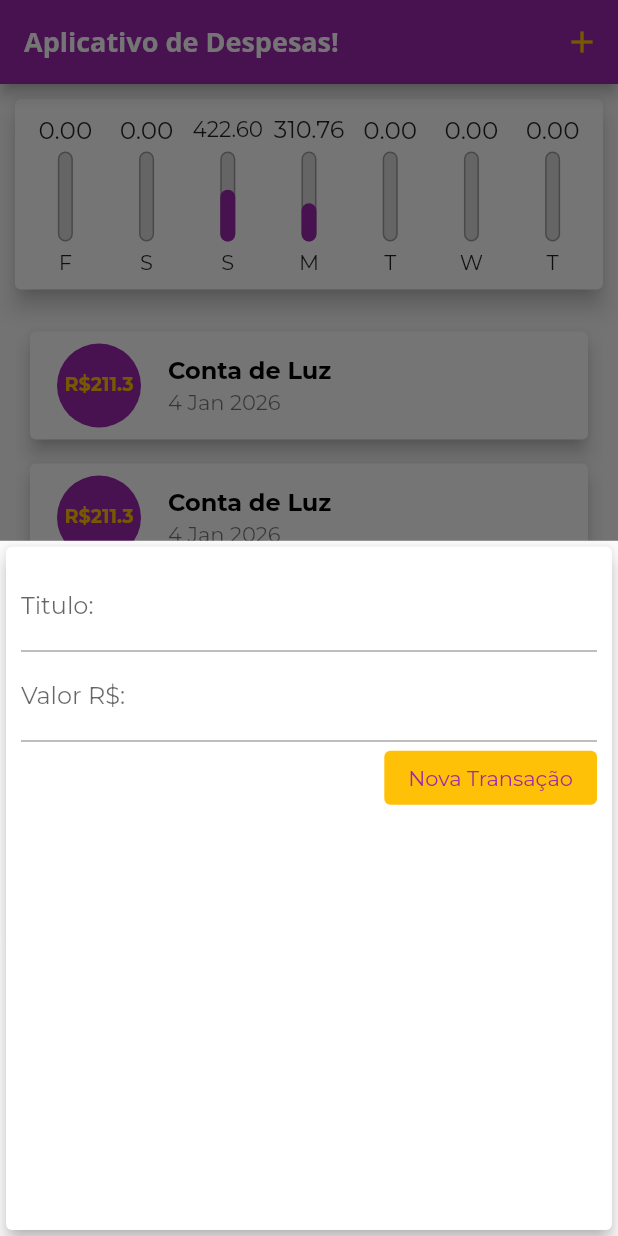
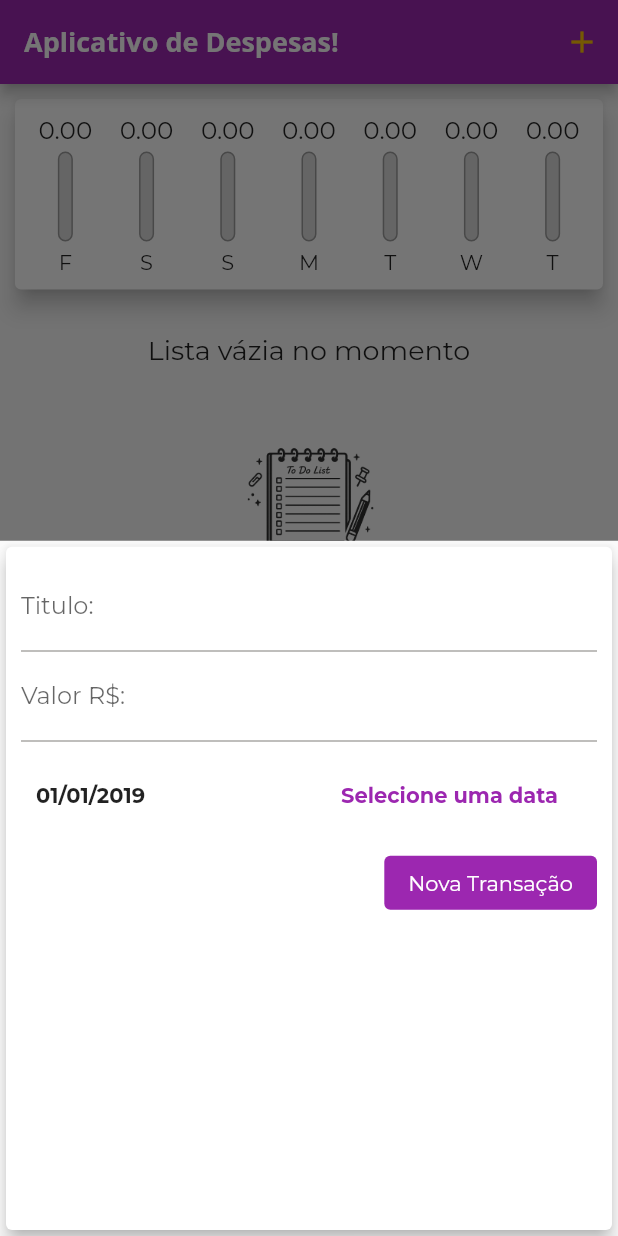
Before and after one commit to nectweb/curso-app-despesesas-flutter, a Flutter app: the screen it shows after launch, after a tap on the "add" icon, on a phone screen of 412 x 824 dp. Run offline on Flutter 3.47's test engine with Material 3 defaults, Android fonts, the phone set to English and light mode, and no system bars.

Commit message:
Adicionado remove list

```diff
--- a/lib/components/chart.dart
+++ b/lib/components/chart.dart
@@ -50,7 +50,9 @@ class Chart extends StatelessWidget {
               child: ChartBar(
                 label: tr['day'].toString(),
                 value: double.parse(tr['value'].toString()),
-                percentage: (tr['value'] as double) / _wekkeDayTotal,
+                percentage: _wekkeDayTotal == 0
+                    ? 0
+                    : (tr['value'] as double) / _wekkeDayTotal,
               ),
             );
           }).toList(),
--- a/lib/components/chart_bar.dart
+++ b/lib/components/chart_bar.dart
@@ -16,12 +16,12 @@ class ChartBar extends StatelessWidget {
   Widget build(BuildContext context) {
     return Column(
       children: [
-        Container(
+        SizedBox(
           height: 20,
-          child: FittedBox(child: Text('${value.toStringAsFixed(2)}')),
+          child: FittedBox(child: Text(value.toStringAsFixed(2))),
         ),
         SizedBox(height: 5),
-        Container(
+        SizedBox(
           height: 60,
           width: 10,
           child: Stack(
--- a/lib/components/transaction_form.dart
+++ b/lib/components/transaction_form.dart
@@ -1,7 +1,8 @@
 import 'package:flutter/material.dart';
+import 'package:intl/intl.dart';
 
 class TransactionForm extends StatefulWidget {
-  final void Function(String, double) onSubmit;
+  final void Function(String, double, DateTime) onSubmit;
 
   const TransactionForm({super.key, required this.onSubmit});
 
@@ -10,19 +11,36 @@ class TransactionForm extends StatefulWidget {
 }
 
 class _TransactionFormState extends State<TransactionForm> {
-  final titleController = TextEditingController();
-
-  final valueController = TextEditingController();
+  final _titleController = TextEditingController();
+  final _valueController = TextEditingController();
+  DateTime _selectedDate = DateTime(2019);
 
   void _onSubmit() {
-    final title = titleController.text;
-    final value = double.tryParse(valueController.text) ?? 0.0;
+    final title = _titleController.text;
+    final value = double.tryParse(_valueController.text) ?? 0.0;
 
     if (title.isEmpty || value <= 0) {
       return;
     }
 
-    widget.onSubmit(title, value);
+    widget.onSubmit(title, value, _selectedDate);
+  }
+
+  dynamic _showDatePicker() {
+    showDatePicker(
+      context: context,
+      initialDate: DateTime.now(),
+      firstDate: DateTime(2019),
+      lastDate: DateTime.now(),
+    ).then((pickedDate) {
+      if (pickedDate == null) {
+        return;
+      }
+
+      setState(() {
+        _selectedDate = pickedDate;
+      });
+    });
   }
 
   @override
@@ -35,14 +53,48 @@ class _TransactionFormState extends State<TransactionForm> {
           children: [
             TextField(
               decoration: InputDecoration(labelText: "Titulo:"),
-              controller: titleController,
+              controller: _titleController,
               onSubmitted: (_) => _onSubmit(),
             ),
             TextField(
               decoration: InputDecoration(labelText: "Valor R\$:"),
-              controller: valueController,
+              controller: _valueController,
               keyboardType: TextInputType.numberWithOptions(),
               onSubmitted: (_) => _onSubmit(),
+            ),
+            Container(
+              height: 70,
+              padding: EdgeInsets.all(10),
+              child: Row(
+                children: [
+                  Expanded(
+                    child: Text(
+                      DateFormat('dd/MM/y').format(_selectedDate),
+                      style: TextStyle(
+                        fontWeight: FontWeight.w700,
+                        fontSize: 14,
+                      ),
+                    ),
+                  ),
+                  ElevatedButton(
+                    style: ButtonStyle(
+                      backgroundColor: WidgetStatePropertyAll(
+                        Colors.transparent,
+                      ),
+                      shadowColor: WidgetStatePropertyAll(Colors.transparent),
+                    ),
+                    onPressed: _showDatePicker,
+                    child: Text(
+                      "Selecione uma data",
+                      style: TextStyle(
+                        color: Colors.purple,
+                        fontWeight: FontWeight.bold,
+                        fontSize: 14,
+                      ),
+                    ),
+                  ),
+                ],
+              ),
             ),
             Row(
               mainAxisAlignment: MainAxisAlignment.end,
@@ -50,10 +102,7 @@ class _TransactionFormState extends State<TransactionForm> {
                 ElevatedButton(
                   style: ButtonStyle(elevation: WidgetStatePropertyAll(0)),
                   onPressed: () => _onSubmit(),
-                  child: Text(
-                    'Nova Transação',
-                    style: TextStyle(color: Colors.purple),
-                  ),
+                  child: Text('Nova Transação'),
                 ),
               ],
             ),
--- a/lib/components/transactions_list.dart
+++ b/lib/components/transactions_list.dart
@@ -4,13 +4,18 @@ import 'package:intl/intl.dart';
 
 class TransactionsList extends StatelessWidget {
   final List<Transaction> transactions;
+  final void Function(String) removeTransactions;
 
-  const TransactionsList({super.key, required this.transactions});
+  const TransactionsList({
+    super.key,
+    required this.transactions,
+    required this.removeTransactions,
+  });
 
   @override
   Widget build(BuildContext context) {
     return Container(
-      height: 300,
+      height: 420,
       padding: EdgeInsets.all(10),
       child: transactions.isEmpty
           ? Column(
@@ -66,6 +71,11 @@ class TransactionsList extends StatelessWidget {
                       ),
                     ),
                     subtitle: Text(DateFormat('d MMM y').format(tr.date)),
+                    trailing: IconButton(
+                      onPressed: () => removeTransactions(tr.id),
+                      color: Colors.red,
+                      icon: Icon(Icons.delete),
+                    ),
                   ),
                 );
               },
--- a/lib/main.dart
+++ b/lib/main.dart
@@ -29,7 +29,7 @@ class Expenses extends StatelessWidget {
           ),
         ),
         colorScheme: ColorScheme.fromSeed(
-          primary: Colors.amber,
+          primary: Colors.purple,
           secondary: Colors.purple,
           seedColor: Colors.amber,
         ),
@@ -47,32 +47,7 @@ class MyHome extends StatefulWidget {
 }
 
 class _MyHomeState extends State<MyHome> {
-  final List<Transaction> _transactions = [
-    Transaction(
-      id: 't0',
-      title: 'Conta Antiga',
-      value: 400.00,
-      date: DateTime.now().subtract(const Duration(days: 33)),
-    ),
-    Transaction(
-      id: 't1',
-      title: 'Novo Tênis de Corrida',
-      value: 310.76,
-      date: DateTime.now().subtract(const Duration(days: 3)),
-    ),
-    Transaction(
-      id: 't2',
-      title: 'Conta de Luz',
-      value: 211.30,
-      date: DateTime.now().subtract(const Duration(days: 4)),
-    ),
-    Transaction(
-      id: 't4',
-      title: 'Conta de Luz',
-      value: 211.30,
-      date: DateTime.now().subtract(const Duration(days: 4)),
-    ),
-  ];
+  final List<Transaction> _transactions = [];
 
   List<Transaction> get _recentTransactions {
     return _transactions.where((tr) {
@@ -80,11 +55,11 @@ class _MyHomeState extends State<MyHome> {
     }).toList();
   }
 
-  void _addTransactions(String title, double value) {
+  void _addTransactions(String title, double value, DateTime date) {
     final newTransaction = Transaction(
       id: Random().nextDouble().toString(),
       title: title,
-      date: DateTime.now(),
+      date: date,
       value: value,
     );
 
@@ -102,6 +77,14 @@ class _MyHomeState extends State<MyHome> {
         return TransactionForm(onSubmit: _addTransactions);
       },
     );
+  }
+
+  _removeTransactions(String id) {
+    setState(() {
+      _transactions.removeWhere((tr) {
+        return tr.id == id;
+      });
+    });
   }
 
   @override
@@ -127,7 +110,10 @@ class _MyHomeState extends State<MyHome> {
             Column(
               children: [
                 Chart(_recentTransactions),
-                TransactionsList(transactions: _transactions.reversed.toList()),
+                TransactionsList(
+                  transactions: _transactions.reversed.toList(),
+                  removeTransactions: _removeTransactions,
+                ),
               ],
             ),
           ],
```
